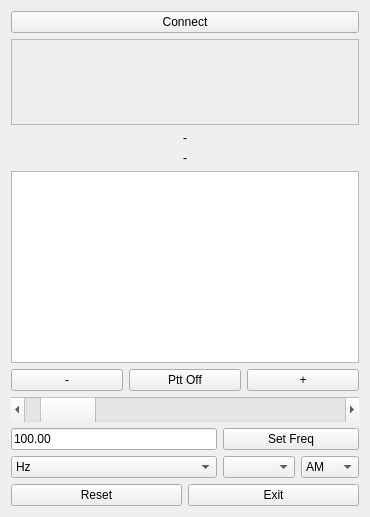
Qt form HackRfRemote/mainwindow.ui (takyonxxx/HackRfRemoteControl) before a commit.
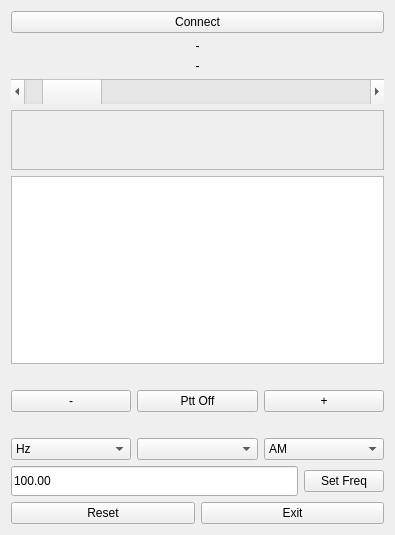
The same form after that commit. Custom widgets are drawn as their Qt base class.

```diff
--- a/HackRfRemote/mainwindow.ui
+++ b/HackRfRemote/mainwindow.ui
@@ -6,59 +6,20 @@
    <rect>
     <x>0</x>
     <y>0</y>
-    <width>370</width>
-    <height>517</height>
+    <width>395</width>
+    <height>535</height>
    </rect>
   </property>
   <property name="windowTitle">
    <string>MainWindow</string>
   </property>
   <widget class="QWidget" name="centralWidget">
+   <layout class="QGridLayout" name="gridLayout_2">
+    <item row="0" column="0">
    <layout class="QGridLayout" name="gridLayout">
-    <item row="0" column="0">
-     <layout class="QVBoxLayout" name="verticalLayout">
+      <item row="8" column="0">
+       <layout class="QHBoxLayout" name="horizontalLayout_2">
       <item>
-       <widget class="QPushButton" name="m_pBConnect">
-        <property name="maximumSize">
-         <size>
-          <width>16777215</width>
-          <height>40</height>
-         </size>
-        </property>
-        <property name="text">
-         <string>Connect</string>
-        </property>
-       </widget>
-      </item>
-      <item>
-       <layout class="QGridLayout" name="gridLayout_4">
-        <item row="1" column="0">
-         <widget class="QLabel" name="labelDataReceived">
-          <property name="text">
-           <string>-</string>
-          </property>
-          <property name="alignment">
-           <set>Qt::AlignCenter</set>
-          </property>
-         </widget>
-        </item>
-        <item row="6" column="0">
-         <layout class="QGridLayout" name="gridLayout_3">
-          <item row="2" column="2">
-           <widget class="QComboBox" name="m_cDemod">
-            <item>
-             <property name="text">
-              <string>AM</string>
-             </property>
-            </item>
-            <item>
-             <property name="text">
-              <string>WFM</string>
-             </property>
-            </item>
-           </widget>
-          </item>
-          <item row="2" column="0">
            <widget class="QComboBox" name="m_cFreqType">
             <item>
              <property name="text">
@@ -82,36 +43,83 @@
             </item>
            </widget>
           </item>
-          <item row="0" column="0">
-           <widget class="QLineEdit" name="m_lEditFreq">
-            <property name="text">
-             <string>100.00</string>
-            </property>
-           </widget>
-          </item>
-          <item row="2" column="1">
+        <item>
            <widget class="QComboBox" name="m_cFreqStep"/>
           </item>
-          <item row="0" column="1" colspan="2">
-           <widget class="QPushButton" name="m_pBSetFreq">
+        <item>
+         <widget class="QComboBox" name="m_cDemod">
+          <item>
             <property name="text">
-             <string>Set Freq</string>
-            </property>
+            <string>AM</string>
+           </property>
+          </item>
+          <item>
+           <property name="text">
+            <string>WFM</string>
+           </property>
+          </item>
            </widget>
           </item>
          </layout>
         </item>
-        <item row="3" column="0">
-         <widget class="QTextBrowser" name="m_textStatus">
+      <item row="6" column="0">
+       <layout class="QVBoxLayout" name="verticalLayout">
+        <item>
+         <widget class="QPushButton" name="m_pBConnect">
           <property name="maximumSize">
            <size>
             <width>16777215</width>
-            <height>16777215</height>
+            <height>40</height>
            </size>
           </property>
+          <property name="text">
+           <string>Connect</string>
+          </property>
          </widget>
         </item>
-        <item row="0" column="0">
+        <item>
+         <widget class="QLabel" name="labelDataReceived">
+          <property name="text">
+           <string>-</string>
+          </property>
+          <property name="alignment">
+           <set>Qt::AlignCenter</set>
+          </property>
+         </widget>
+        </item>
+        <item>
+         <widget class="QLabel" name="labelBaud">
+          <property name="text">
+           <string>-</string>
+          </property>
+          <property name="alignment">
+           <set>Qt::AlignCenter</set>
+          </property>
+         </widget>
+        </item>
+        <item>
+         <widget class="QScrollBar" name="hsb_ReadBuffer">
+          <property name="minimumSize">
+           <size>
+            <width>0</width>
+            <height>25</height>
+           </size>
+          </property>
+          <property name="minimum">
+           <number>1</number>
+          </property>
+          <property name="maximum">
+           <number>50</number>
+          </property>
+          <property name="value">
+           <number>4</number>
+          </property>
+          <property name="orientation">
+           <enum>Qt::Horizontal</enum>
+          </property>
+         </widget>
+        </item>
+        <item>
          <widget class="CFreqCtrl" name="freqCtrl">
           <property name="sizePolicy">
            <sizepolicy hsizetype="Expanding" vsizetype="Expanding">
@@ -136,31 +144,39 @@
           </property>
          </widget>
         </item>
-        <item row="5" column="0">
-         <widget class="QScrollBar" name="hsb_ReadBuffer">
-          <property name="minimumSize">
+        <item>
+         <widget class="QTextBrowser" name="m_textStatus">
+          <property name="maximumSize">
            <size>
-            <width>0</width>
-            <height>25</height>
+            <width>16777215</width>
+            <height>16777215</height>
            </size>
           </property>
-          <property name="minimum">
-           <number>1</number>
-          </property>
-          <property name="maximum">
-           <number>50</number>
-          </property>
-          <property name="value">
-           <number>4</number>
-          </property>
+         </widget>
+        </item>
+        <item>
+         <spacer name="horizontalSpacer">
           <property name="orientation">
            <enum>Qt::Horizontal</enum>
           </property>
-         </widget>
-        </item>
-        <item row="4" column="0">
-         <layout class="QGridLayout" name="gridLayout_2">
-          <item row="0" column="1">
+          <property name="sizeHint" stdset="0">
+           <size>
+            <width>40</width>
+            <height>20</height>
+           </size>
+          </property>
+         </spacer>
+        </item>
+        <item>
+         <layout class="QHBoxLayout" name="horizontalLayout">
+          <item>
+           <widget class="QPushButton" name="m_pDecFreq">
+            <property name="text">
+             <string>-</string>
+            </property>
+           </widget>
+          </item>
+          <item>
            <widget class="QPushButton" name="m_pBSpeak">
             <property name="minimumSize">
              <size>
@@ -179,14 +195,7 @@
             </property>
            </widget>
           </item>
-          <item row="0" column="0">
-           <widget class="QPushButton" name="m_pDecFreq">
-            <property name="text">
-             <string>-</string>
-            </property>
-           </widget>
-          </item>
-          <item row="0" column="2">
+          <item>
            <widget class="QPushButton" name="m_pIncFreq">
             <property name="text">
              <string>+</string>
@@ -195,16 +204,18 @@
           </item>
          </layout>
         </item>
-        <item row="7" column="0">
-         <layout class="QGridLayout" name="gridLayout_5">
-          <item row="0" column="0">
+       </layout>
+      </item>
+      <item row="10" column="0">
+       <layout class="QHBoxLayout" name="horizontalLayout_4">
+        <item>
            <widget class="QPushButton" name="m_pReset">
             <property name="text">
              <string>Reset</string>
             </property>
            </widget>
           </item>
-          <item row="0" column="1">
+        <item>
            <widget class="QPushButton" name="m_pBExit">
             <property name="minimumSize">
              <size>
@@ -225,18 +236,43 @@
           </item>
          </layout>
         </item>
-        <item row="2" column="0">
-         <widget class="QLabel" name="labelBaud">
+      <item row="9" column="0">
+       <layout class="QHBoxLayout" name="horizontalLayout_3">
+        <item>
+         <widget class="QLineEdit" name="m_lEditFreq">
+          <property name="minimumSize">
+           <size>
+            <width>0</width>
+            <height>30</height>
+           </size>
+          </property>
           <property name="text">
-           <string>-</string>
+           <string>100.00</string>
           </property>
-          <property name="alignment">
-           <set>Qt::AlignCenter</set>
+         </widget>
+        </item>
+        <item>
+         <widget class="QPushButton" name="m_pBSetFreq">
+          <property name="text">
+           <string>Set Freq</string>
           </property>
          </widget>
         </item>
        </layout>
       </item>
+      <item row="7" column="0">
+       <spacer name="horizontalSpacer_2">
+        <property name="orientation">
+         <enum>Qt::Horizontal</enum>
+        </property>
+        <property name="sizeHint" stdset="0">
+         <size>
+          <width>40</width>
+          <height>20</height>
+         </size>
+        </property>
+       </spacer>
+      </item>
      </layout>
     </item>
    </layout>
```
Lines whose indentation alone changed are shown as unchanged.
